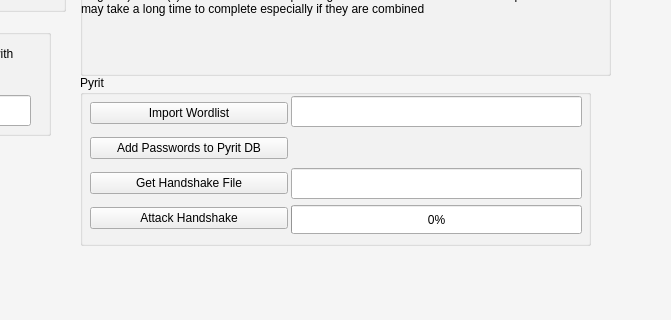
This is wifern.ui in houcy/wifern as Qt 5 draws it before an edit; both pictures show x 522 to 1193 and y 221 to 541 of the 1454 by 812 pixel window. The edited form follows.
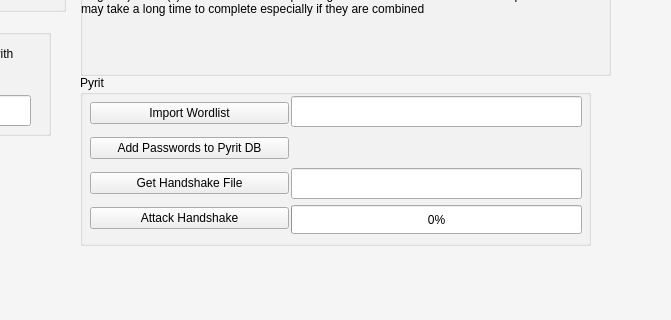
This is the edited form. Icons and pictures are not drawn.

```diff
--- a/wifern.ui
+++ b/wifern.ui
@@ -369,7 +369,7 @@
              <rect>
               <x>10</x>
               <y>20</y>
-              <width>198</width>
+              <width>199</width>
               <height>144</height>
              </rect>
             </property>
```
Left out of the diff: 2 changed lines with no effect on the pictures.
